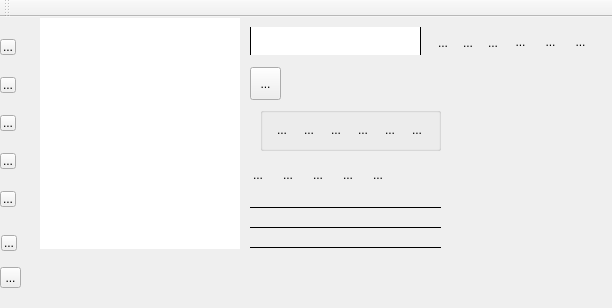
Old version of the form mainwindow.ui in the repository milohr/babe-qt.
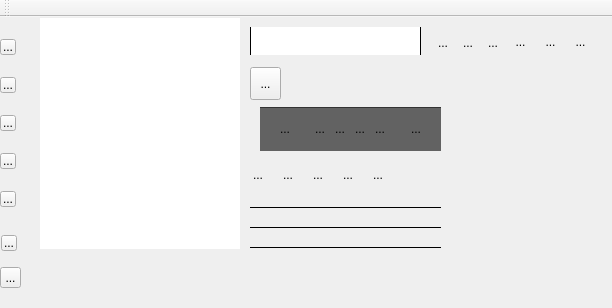
New version of the form. Icons and pictures are not drawn.

Commit message: playback controls style

Diff of the .ui file:
```diff
--- a/mainwindow.ui
+++ b/mainwindow.ui
@@ -839,6 +839,14 @@
     <property name="autoFillBackground">
      <bool>false</bool>
     </property>
+    <property name="styleSheet">
+     <string notr="true">QGroupBox
+{
+background-color: rgba(0,0,0,150); 
+border-radius:0;
+border-top: 1px solid #333;
+}</string>
+    </property>
     <property name="alignment">
      <set>Qt::AlignCenter</set>
     </property>
@@ -861,12 +869,25 @@
      <property name="bottomMargin">
       <number>0</number>
      </property>
+     <item>
+      <spacer name="horizontalSpacer_5">
+       <property name="orientation">
+        <enum>Qt::Horizontal</enum>
+       </property>
+       <property name="sizeHint" stdset="0">
+        <size>
+         <width>40</width>
+         <height>20</height>
+        </size>
+       </property>
+      </spacer>
+     </item>
      <item>
       <widget class="QToolButton" name="hide_sidebar_btn">
        <property name="maximumSize">
         <size>
-         <width>16</width>
-         <height>16</height>
+         <width>20</width>
+         <height>20</height>
         </size>
        </property>
        <property name="text">
@@ -881,12 +902,25 @@
        </property>
       </widget>
      </item>
+     <item>
+      <spacer name="horizontalSpacer_2">
+       <property name="orientation">
+        <enum>Qt::Horizontal</enum>
+       </property>
+       <property name="sizeHint" stdset="0">
+        <size>
+         <width>40</width>
+         <height>20</height>
+        </size>
+       </property>
+      </spacer>
+     </item>
      <item>
       <widget class="QToolButton" name="backward_btn">
        <property name="maximumSize">
         <size>
-         <width>16</width>
-         <height>16</height>
+         <width>20</width>
+         <height>20</height>
         </size>
        </property>
        <property name="text">
@@ -905,8 +939,8 @@
       <widget class="QToolButton" name="fav_btn">
        <property name="maximumSize">
         <size>
-         <width>16</width>
-         <height>16</height>
+         <width>20</width>
+         <height>20</height>
         </size>
        </property>
        <property name="text">
@@ -925,8 +959,8 @@
       <widget class="QToolButton" name="play_btn">
        <property name="maximumSize">
         <size>
-         <width>16</width>
-         <height>16</height>
+         <width>20</width>
+         <height>20</height>
         </size>
        </property>
        <property name="text">
@@ -945,8 +979,8 @@
       <widget class="QToolButton" name="foward_btn">
        <property name="maximumSize">
         <size>
-         <width>16</width>
-         <height>16</height>
+         <width>20</width>
+         <height>20</height>
         </size>
        </property>
        <property name="text">
@@ -961,12 +995,25 @@
        </property>
       </widget>
      </item>
+     <item>
+      <spacer name="horizontalSpacer_3">
+       <property name="orientation">
+        <enum>Qt::Horizontal</enum>
+       </property>
+       <property name="sizeHint" stdset="0">
+        <size>
+         <width>40</width>
+         <height>20</height>
+        </size>
+       </property>
+      </spacer>
+     </item>
      <item>
       <widget class="QToolButton" name="shuffle_btn">
        <property name="maximumSize">
         <size>
-         <width>16</width>
-         <height>16</height>
+         <width>20</width>
+         <height>20</height>
         </size>
        </property>
        <property name="text">
@@ -981,6 +1028,19 @@
        </property>
       </widget>
      </item>
+     <item>
+      <spacer name="horizontalSpacer_6">
+       <property name="orientation">
+        <enum>Qt::Horizontal</enum>
+       </property>
+       <property name="sizeHint" stdset="0">
+        <size>
+         <width>40</width>
+         <height>20</height>
+        </size>
+       </property>
+      </spacer>
+     </item>
     </layout>
    </widget>
   </widget>
```
Left out of the diff: 24 changed lines with no effect on the pictures. The commit also changes 11 other files.
